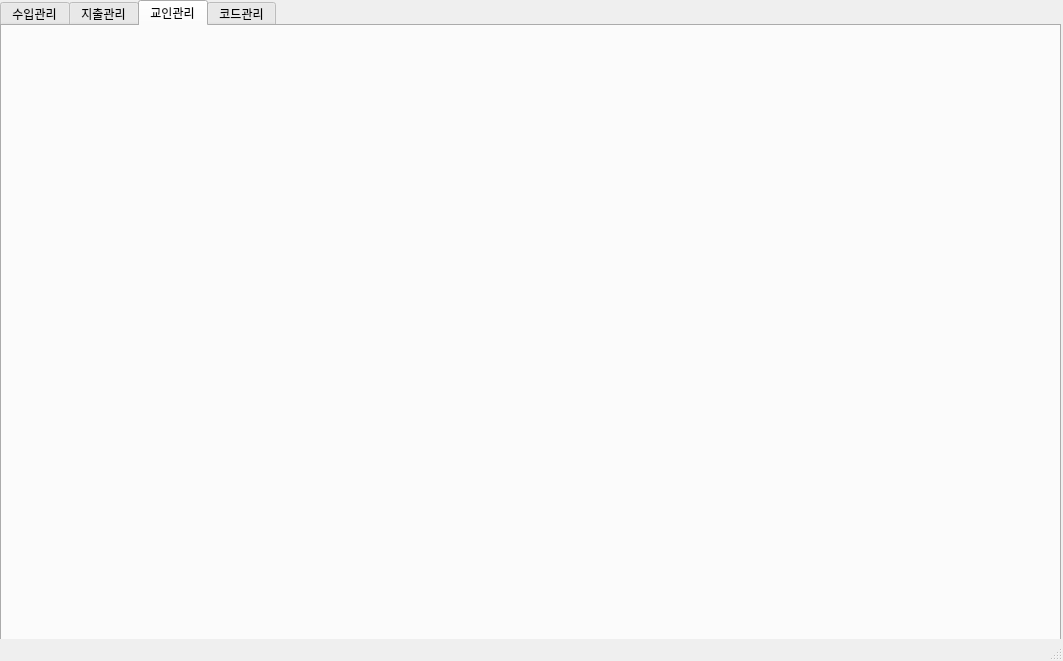
Above: MainWindow.ui from yechan2468/AccountManagementSystem before the change. Below: the same form after it.
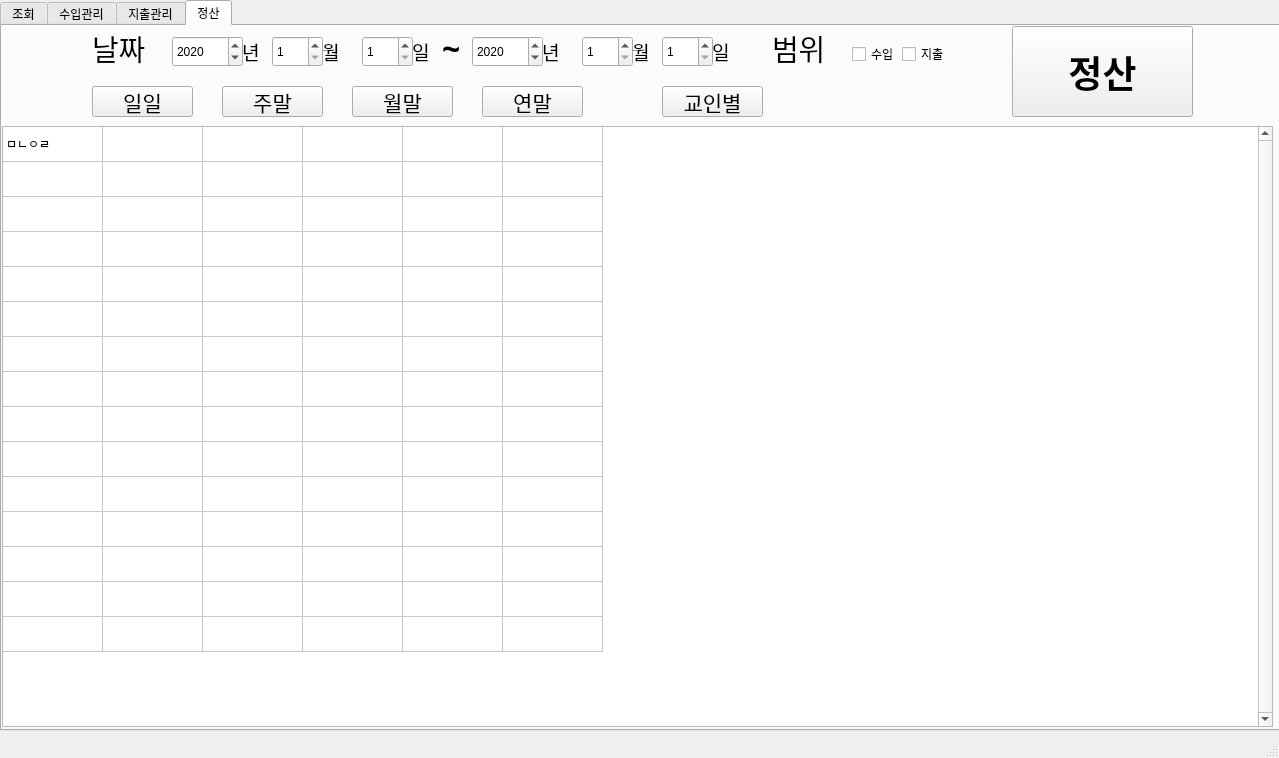
That is the form after the change. The open tabs and pages were chosen to show the change.

The edit to the form file:
```diff
--- a/MainWindow.ui
+++ b/MainWindow.ui
@@ -6,8 +6,8 @@
    <rect>
     <x>0</x>
     <y>0</y>
-    <width>1063</width>
-    <height>661</height>
+    <width>1279</width>
+    <height>758</height>
    </rect>
   </property>
   <property name="windowTitle">
@@ -19,8 +19,8 @@
      <rect>
       <x>0</x>
       <y>0</y>
-      <width>1061</width>
-      <height>641</height>
+      <width>1281</width>
+      <height>731</height>
      </rect>
     </property>
     <layout class="QVBoxLayout" name="verticalLayout">
@@ -41,6 +41,548 @@
          <height>40</height>
         </size>
        </property>
+       <widget class="QWidget" name="tab">
+        <attribute name="title">
+         <string>조회</string>
+        </attribute>
+        <widget class="QTableWidget" name="tableWidget">
+         <property name="geometry">
+          <rect>
+           <x>0</x>
+           <y>100</y>
+           <width>1271</width>
+           <height>601</height>
+          </rect>
+         </property>
+         <property name="verticalScrollBarPolicy">
+          <enum>Qt::ScrollBarAlwaysOn</enum>
+         </property>
+         <property name="rowCount">
+          <number>15</number>
+         </property>
+         <property name="columnCount">
+          <number>6</number>
+         </property>
+         <attribute name="horizontalHeaderVisible">
+          <bool>false</bool>
+         </attribute>
+         <attribute name="horizontalHeaderMinimumSectionSize">
+          <number>100</number>
+         </attribute>
+         <attribute name="verticalHeaderVisible">
+          <bool>false</bool>
+         </attribute>
+         <attribute name="verticalHeaderDefaultSectionSize">
+          <number>35</number>
+         </attribute>
+         <row>
+          <property name="text">
+           <string>1</string>
+          </property>
+         </row>
+         <row>
+          <property name="text">
+           <string>2</string>
+          </property>
+         </row>
+         <row>
+          <property name="text">
+           <string>3</string>
+          </property>
+         </row>
+         <row>
+          <property name="text">
+           <string>4</string>
+          </property>
+         </row>
+         <row>
+          <property name="text">
+           <string>5</string>
+          </property>
+         </row>
+         <row>
+          <property name="text">
+           <string>6</string>
+          </property>
+         </row>
+         <row>
+          <property name="text">
+           <string>7</string>
+          </property>
+         </row>
+         <row>
+          <property name="text">
+           <string>8</string>
+          </property>
+         </row>
+         <row>
+          <property name="text">
+           <string>9</string>
+          </property>
+         </row>
+         <row>
+          <property name="text">
+           <string>10</string>
+          </property>
+         </row>
+         <row>
+          <property name="text">
+           <string>11</string>
+          </property>
+         </row>
+         <row>
+          <property name="text">
+           <string>12</string>
+          </property>
+         </row>
+         <row>
+          <property name="text">
+           <string>13</string>
+          </property>
+         </row>
+         <row>
+          <property name="text">
+           <string>14</string>
+          </property>
+         </row>
+         <row>
+          <property name="text">
+           <string>15</string>
+          </property>
+         </row>
+         <column>
+          <property name="text">
+           <string>날짜</string>
+          </property>
+         </column>
+         <column>
+          <property name="text">
+           <string>이름</string>
+          </property>
+         </column>
+         <column>
+          <property name="text">
+           <string>금액</string>
+          </property>
+         </column>
+         <column>
+          <property name="text">
+           <string>구분</string>
+          </property>
+         </column>
+         <column>
+          <property name="text">
+           <string>상세구분</string>
+          </property>
+         </column>
+         <column>
+          <property name="text">
+           <string>기타</string>
+          </property>
+         </column>
+         <item row="0" column="0">
+          <property name="text">
+           <string>ㅁㄴㅇㄹ</string>
+          </property>
+         </item>
+        </widget>
+        <widget class="QTextEdit" name="textEdit">
+         <property name="geometry">
+          <rect>
+           <x>830</x>
+           <y>10</y>
+           <width>131</width>
+           <height>31</height>
+          </rect>
+         </property>
+        </widget>
+        <widget class="QLabel" name="label_2">
+         <property name="geometry">
+          <rect>
+           <x>760</x>
+           <y>0</y>
+           <width>64</width>
+           <height>45</height>
+          </rect>
+         </property>
+         <property name="font">
+          <font>
+           <family>맑은 고딕</family>
+           <pointsize>22</pointsize>
+           <weight>50</weight>
+           <bold>false</bold>
+          </font>
+         </property>
+         <property name="text">
+          <string>이름</string>
+         </property>
+        </widget>
+        <widget class="QLabel" name="label">
+         <property name="geometry">
+          <rect>
+           <x>440</x>
+           <y>0</y>
+           <width>21</width>
+           <height>45</height>
+          </rect>
+         </property>
+         <property name="font">
+          <font>
+           <family>맑은 고딕</family>
+           <pointsize>24</pointsize>
+           <weight>75</weight>
+           <bold>true</bold>
+          </font>
+         </property>
+         <property name="text">
+          <string>~</string>
+         </property>
+        </widget>
+        <widget class="QLabel" name="label_4">
+         <property name="geometry">
+          <rect>
+           <x>90</x>
+           <y>0</y>
+           <width>71</width>
+           <height>45</height>
+          </rect>
+         </property>
+         <property name="font">
+          <font>
+           <family>맑은 고딕</family>
+           <pointsize>22</pointsize>
+           <weight>50</weight>
+           <bold>false</bold>
+          </font>
+         </property>
+         <property name="text">
+          <string>날짜</string>
+         </property>
+        </widget>
+        <widget class="QLabel" name="label_3">
+         <property name="geometry">
+          <rect>
+           <x>90</x>
+           <y>50</y>
+           <width>64</width>
+           <height>45</height>
+          </rect>
+         </property>
+         <property name="font">
+          <font>
+           <family>맑은 고딕</family>
+           <pointsize>22</pointsize>
+           <weight>50</weight>
+           <bold>false</bold>
+          </font>
+         </property>
+         <property name="text">
+          <string>구분</string>
+         </property>
+        </widget>
+        <widget class="QLabel" name="label_5">
+         <property name="geometry">
+          <rect>
+           <x>470</x>
+           <y>50</y>
+           <width>101</width>
+           <height>45</height>
+          </rect>
+         </property>
+         <property name="font">
+          <font>
+           <family>맑은 고딕</family>
+           <pointsize>18</pointsize>
+           <weight>50</weight>
+           <bold>false</bold>
+          </font>
+         </property>
+         <property name="text">
+          <string>상세구분</string>
+         </property>
+        </widget>
+        <widget class="QComboBox" name="comboBox">
+         <property name="geometry">
+          <rect>
+           <x>170</x>
+           <y>60</y>
+           <width>281</width>
+           <height>31</height>
+          </rect>
+         </property>
+        </widget>
+        <widget class="QComboBox" name="comboBox_2">
+         <property name="geometry">
+          <rect>
+           <x>580</x>
+           <y>60</y>
+           <width>381</width>
+           <height>31</height>
+          </rect>
+         </property>
+        </widget>
+        <widget class="QPushButton" name="pushButton">
+         <property name="geometry">
+          <rect>
+           <x>1010</x>
+           <y>0</y>
+           <width>181</width>
+           <height>91</height>
+          </rect>
+         </property>
+         <property name="font">
+          <font>
+           <family>맑은 고딕</family>
+           <pointsize>28</pointsize>
+           <weight>75</weight>
+           <bold>true</bold>
+          </font>
+         </property>
+         <property name="text">
+          <string>조회</string>
+         </property>
+        </widget>
+        <widget class="QLabel" name="label_49">
+         <property name="geometry">
+          <rect>
+           <x>240</x>
+           <y>10</y>
+           <width>21</width>
+           <height>31</height>
+          </rect>
+         </property>
+         <property name="font">
+          <font>
+           <family>맑은 고딕</family>
+           <pointsize>14</pointsize>
+           <weight>50</weight>
+           <bold>false</bold>
+          </font>
+         </property>
+         <property name="text">
+          <string>년</string>
+         </property>
+        </widget>
+        <widget class="QSpinBox" name="spinBox_13">
+         <property name="geometry">
+          <rect>
+           <x>360</x>
+           <y>10</y>
+           <width>41</width>
+           <height>31</height>
+          </rect>
+         </property>
+         <property name="minimum">
+          <number>1</number>
+         </property>
+         <property name="maximum">
+          <number>31</number>
+         </property>
+         <property name="value">
+          <number>1</number>
+         </property>
+        </widget>
+        <widget class="QSpinBox" name="spinBox_14">
+         <property name="geometry">
+          <rect>
+           <x>170</x>
+           <y>10</y>
+           <width>61</width>
+           <height>31</height>
+          </rect>
+         </property>
+         <property name="minimum">
+          <number>2000</number>
+         </property>
+         <property name="maximum">
+          <number>2100</number>
+         </property>
+         <property name="value">
+          <number>2020</number>
+         </property>
+        </widget>
+        <widget class="QSpinBox" name="spinBox_15">
+         <property name="geometry">
+          <rect>
+           <x>270</x>
+           <y>10</y>
+           <width>41</width>
+           <height>31</height>
+          </rect>
+         </property>
+         <property name="minimum">
+          <number>1</number>
+         </property>
+         <property name="maximum">
+          <number>12</number>
+         </property>
+         <property name="value">
+          <number>1</number>
+         </property>
+        </widget>
+        <widget class="QLabel" name="label_50">
+         <property name="geometry">
+          <rect>
+           <x>320</x>
+           <y>10</y>
+           <width>21</width>
+           <height>31</height>
+          </rect>
+         </property>
+         <property name="font">
+          <font>
+           <family>맑은 고딕</family>
+           <pointsize>14</pointsize>
+           <weight>50</weight>
+           <bold>false</bold>
+          </font>
+         </property>
+         <property name="text">
+          <string>월</string>
+         </property>
+        </widget>
+        <widget class="QLabel" name="label_51">
+         <property name="geometry">
+          <rect>
+           <x>410</x>
+           <y>10</y>
+           <width>21</width>
+           <height>31</height>
+          </rect>
+         </property>
+         <property name="font">
+          <font>
+           <family>맑은 고딕</family>
+           <pointsize>14</pointsize>
+           <weight>50</weight>
+           <bold>false</bold>
+          </font>
+         </property>
+         <property name="text">
+          <string>일</string>
+         </property>
+        </widget>
+        <widget class="QLabel" name="label_52">
+         <property name="geometry">
+          <rect>
+           <x>540</x>
+           <y>10</y>
+           <width>21</width>
+           <height>31</height>
+          </rect>
+         </property>
+         <property name="font">
+          <font>
+           <family>맑은 고딕</family>
+           <pointsize>14</pointsize>
+           <weight>50</weight>
+           <bold>false</bold>
+          </font>
+         </property>
+         <property name="text">
+          <string>년</string>
+         </property>
+        </widget>
+        <widget class="QSpinBox" name="spinBox_16">
+         <property name="geometry">
+          <rect>
+           <x>660</x>
+           <y>10</y>
+           <width>41</width>
+           <height>31</height>
+          </rect>
+         </property>
+         <property name="minimum">
+          <number>1</number>
+         </property>
+         <property name="maximum">
+          <number>31</number>
+         </property>
+         <property name="value">
+          <number>1</number>
+         </property>
+        </widget>
+        <widget class="QSpinBox" name="spinBox_17">
+         <property name="geometry">
+          <rect>
+           <x>470</x>
+           <y>10</y>
+           <width>61</width>
+           <height>31</height>
+          </rect>
+         </property>
+         <property name="minimum">
+          <number>2000</number>
+         </property>
+         <property name="maximum">
+          <number>2100</number>
+         </property>
+         <property name="value">
+          <number>2020</number>
+         </property>
+        </widget>
+        <widget class="QSpinBox" name="spinBox_18">
+         <property name="geometry">
+          <rect>
+           <x>580</x>
+           <y>10</y>
+           <width>41</width>
+           <height>31</height>
+          </rect>
+         </property>
+         <property name="minimum">
+          <number>1</number>
+         </property>
+         <property name="maximum">
+          <number>12</number>
+         </property>
+         <property name="value">
+          <number>1</number>
+         </property>
+        </widget>
+        <widget class="QLabel" name="label_53">
+         <property name="geometry">
+          <rect>
+           <x>630</x>
+           <y>10</y>
+           <width>21</width>
+           <height>31</height>
+          </rect>
+         </property>
+         <property name="font">
+          <font>
+           <family>맑은 고딕</family>
+           <pointsize>14</pointsize>
+           <weight>50</weight>
+           <bold>false</bold>
+          </font>
+         </property>
+         <property name="text">
+          <string>월</string>
+         </property>
+        </widget>
+        <widget class="QLabel" name="label_54">
+         <property name="geometry">
+          <rect>
+           <x>710</x>
+           <y>10</y>
+           <width>21</width>
+           <height>31</height>
+          </rect>
+         </property>
+         <property name="font">
+          <font>
+           <family>맑은 고딕</family>
+           <pointsize>14</pointsize>
+           <weight>50</weight>
+           <bold>false</bold>
+          </font>
+         </property>
+         <property name="text">
+          <string>일</string>
+         </property>
+        </widget>
+       </widget>
        <widget class="QWidget" name="tapREVENUE">
         <attribute name="title">
          <string>수입관리</string>
@@ -53,13 +595,604 @@
        </widget>
        <widget class="QWidget" name="tabUSER">
         <attribute name="title">
-         <string>교인관리</string>
+         <string>정산</string>
         </attribute>
-       </widget>
-       <widget class="QWidget" name="tabCODE">
-        <attribute name="title">
-         <string>코드관리</string>
-        </attribute>
+        <widget class="QPushButton" name="pushButton_4">
+         <property name="geometry">
+          <rect>
+           <x>1010</x>
+           <y>0</y>
+           <width>181</width>
+           <height>91</height>
+          </rect>
+         </property>
+         <property name="font">
+          <font>
+           <family>맑은 고딕</family>
+           <pointsize>28</pointsize>
+           <weight>75</weight>
+           <bold>true</bold>
+          </font>
+         </property>
+         <property name="text">
+          <string>정산</string>
+         </property>
+        </widget>
+        <widget class="QPushButton" name="pushButton_5">
+         <property name="geometry">
+          <rect>
+           <x>90</x>
+           <y>60</y>
+           <width>101</width>
+           <height>31</height>
+          </rect>
+         </property>
+         <property name="font">
+          <font>
+           <family>맑은 고딕</family>
+           <pointsize>16</pointsize>
+           <weight>50</weight>
+           <bold>false</bold>
+          </font>
+         </property>
+         <property name="text">
+          <string>일일</string>
+         </property>
+        </widget>
+        <widget class="QPushButton" name="pushButton_6">
+         <property name="geometry">
+          <rect>
+           <x>220</x>
+           <y>60</y>
+           <width>101</width>
+           <height>31</height>
+          </rect>
+         </property>
+         <property name="font">
+          <font>
+           <family>맑은 고딕</family>
+           <pointsize>16</pointsize>
+           <weight>50</weight>
+           <bold>false</bold>
+          </font>
+         </property>
+         <property name="text">
+          <string>주말</string>
+         </property>
+        </widget>
+        <widget class="QPushButton" name="pushButton_7">
+         <property name="geometry">
+          <rect>
+           <x>350</x>
+           <y>60</y>
+           <width>101</width>
+           <height>31</height>
+          </rect>
+         </property>
+         <property name="font">
+          <font>
+           <family>맑은 고딕</family>
+           <pointsize>16</pointsize>
+           <weight>50</weight>
+           <bold>false</bold>
+          </font>
+         </property>
+         <property name="text">
+          <string>월말</string>
+         </property>
+        </widget>
+        <widget class="QPushButton" name="pushButton_8">
+         <property name="geometry">
+          <rect>
+           <x>660</x>
+           <y>60</y>
+           <width>101</width>
+           <height>31</height>
+          </rect>
+         </property>
+         <property name="font">
+          <font>
+           <family>맑은 고딕</family>
+           <pointsize>16</pointsize>
+           <weight>50</weight>
+           <bold>false</bold>
+          </font>
+         </property>
+         <property name="text">
+          <string>교인별</string>
+         </property>
+        </widget>
+        <widget class="QCheckBox" name="checkBox">
+         <property name="geometry">
+          <rect>
+           <x>850</x>
+           <y>20</y>
+           <width>81</width>
+           <height>16</height>
+          </rect>
+         </property>
+         <property name="text">
+          <string>수입</string>
+         </property>
+        </widget>
+        <widget class="QCheckBox" name="checkBox_2">
+         <property name="geometry">
+          <rect>
+           <x>900</x>
+           <y>20</y>
+           <width>81</width>
+           <height>16</height>
+          </rect>
+         </property>
+         <property name="text">
+          <string>지출</string>
+         </property>
+        </widget>
+        <widget class="QLabel" name="label_18">
+         <property name="geometry">
+          <rect>
+           <x>770</x>
+           <y>0</y>
+           <width>71</width>
+           <height>45</height>
+          </rect>
+         </property>
+         <property name="font">
+          <font>
+           <family>맑은 고딕</family>
+           <pointsize>22</pointsize>
+           <weight>50</weight>
+           <bold>false</bold>
+          </font>
+         </property>
+         <property name="text">
+          <string>범위</string>
+         </property>
+        </widget>
+        <widget class="QPushButton" name="pushButton_9">
+         <property name="geometry">
+          <rect>
+           <x>480</x>
+           <y>60</y>
+           <width>101</width>
+           <height>31</height>
+          </rect>
+         </property>
+         <property name="font">
+          <font>
+           <family>맑은 고딕</family>
+           <pointsize>16</pointsize>
+           <weight>50</weight>
+           <bold>false</bold>
+          </font>
+         </property>
+         <property name="text">
+          <string>연말</string>
+         </property>
+        </widget>
+        <widget class="QTableWidget" name="tableWidget_4">
+         <property name="geometry">
+          <rect>
+           <x>0</x>
+           <y>100</y>
+           <width>1271</width>
+           <height>601</height>
+          </rect>
+         </property>
+         <property name="verticalScrollBarPolicy">
+          <enum>Qt::ScrollBarAlwaysOn</enum>
+         </property>
+         <property name="rowCount">
+          <number>15</number>
+         </property>
+         <property name="columnCount">
+          <number>6</number>
+         </property>
+         <attribute name="horizontalHeaderVisible">
+          <bool>false</bool>
+         </attribute>
+         <attribute name="horizontalHeaderMinimumSectionSize">
+          <number>100</number>
+         </attribute>
+         <attribute name="verticalHeaderVisible">
+          <bool>false</bool>
+         </attribute>
+         <attribute name="verticalHeaderDefaultSectionSize">
+          <number>35</number>
+         </attribute>
+         <row>
+          <property name="text">
+           <string>1</string>
+          </property>
+         </row>
+         <row>
+          <property name="text">
+           <string>2</string>
+          </property>
+         </row>
+         <row>
+          <property name="text">
+           <string>3</string>
+          </property>
+         </row>
+         <row>
+          <property name="text">
+           <string>4</string>
+          </property>
+         </row>
+         <row>
+          <property name="text">
+           <string>5</string>
+          </property>
+         </row>
+         <row>
+          <property name="text">
+           <string>6</string>
+          </property>
+         </row>
+         <row>
+          <property name="text">
+           <string>7</string>
+          </property>
+         </row>
+         <row>
+          <property name="text">
+           <string>8</string>
+          </property>
+         </row>
+         <row>
+          <property name="text">
+           <string>9</string>
+          </property>
+         </row>
+         <row>
+          <property name="text">
+           <string>10</string>
+          </property>
+         </row>
+         <row>
+          <property name="text">
+           <string>11</string>
+          </property>
+         </row>
+         <row>
+          <property name="text">
+           <string>12</string>
+          </property>
+         </row>
+         <row>
+          <property name="text">
+           <string>13</string>
+          </property>
+         </row>
+         <row>
+          <property name="text">
+           <string>14</string>
+          </property>
+         </row>
+         <row>
+          <property name="text">
+           <string>15</string>
+          </property>
+         </row>
+         <column>
+          <property name="text">
+           <string>날짜</string>
+          </property>
+         </column>
+         <column>
+          <property name="text">
+           <string>이름</string>
+          </property>
+         </column>
+         <column>
+          <property name="text">
+           <string>금액</string>
+          </property>
+         </column>
+         <column>
+          <property name="text">
+           <string>구분</string>
+          </property>
+         </column>
+         <column>
+          <property name="text">
+           <string>상세구분</string>
+          </property>
+         </column>
+         <column>
+          <property name="text">
+           <string>기타</string>
+          </property>
+         </column>
+         <item row="0" column="0">
+          <property name="text">
+           <string>ㅁㄴㅇㄹ</string>
+          </property>
+         </item>
+        </widget>
+        <widget class="QLabel" name="label_55">
+         <property name="geometry">
+          <rect>
+           <x>410</x>
+           <y>10</y>
+           <width>21</width>
+           <height>31</height>
+          </rect>
+         </property>
+         <property name="font">
+          <font>
+           <family>맑은 고딕</family>
+           <pointsize>14</pointsize>
+           <weight>50</weight>
+           <bold>false</bold>
+          </font>
+         </property>
+         <property name="text">
+          <string>일</string>
+         </property>
+        </widget>
+        <widget class="QSpinBox" name="spinBox_19">
+         <property name="geometry">
+          <rect>
+           <x>580</x>
+           <y>10</y>
+           <width>51</width>
+           <height>31</height>
+          </rect>
+         </property>
+         <property name="minimum">
+          <number>1</number>
+         </property>
+         <property name="maximum">
+          <number>12</number>
+         </property>
+         <property name="value">
+          <number>1</number>
+         </property>
+        </widget>
+        <widget class="QLabel" name="label_56">
+         <property name="geometry">
+          <rect>
+           <x>710</x>
+           <y>10</y>
+           <width>21</width>
+           <height>31</height>
+          </rect>
+         </property>
+         <property name="font">
+          <font>
+           <family>맑은 고딕</family>
+           <pointsize>14</pointsize>
+           <weight>50</weight>
+           <bold>false</bold>
+          </font>
+         </property>
+         <property name="text">
+          <string>일</string>
+         </property>
+        </widget>
+        <widget class="QSpinBox" name="spinBox_20">
+         <property name="geometry">
+          <rect>
+           <x>170</x>
+           <y>10</y>
+           <width>71</width>
+           <height>31</height>
+          </rect>
+         </property>
+         <property name="minimum">
+          <number>2000</number>
+         </property>
+         <property name="maximum">
+          <number>2100</number>
+         </property>
+         <property name="value">
+          <number>2020</number>
+         </property>
+        </widget>
+        <widget class="QLabel" name="label_16">
+         <property name="geometry">
+          <rect>
+           <x>440</x>
+           <y>0</y>
+           <width>21</width>
+           <height>45</height>
+          </rect>
+         </property>
+         <property name="font">
+          <font>
+           <family>맑은 고딕</family>
+           <pointsize>24</pointsize>
+           <weight>75</weight>
+           <bold>true</bold>
+          </font>
+         </property>
+         <property name="text">
+          <string>~</string>
+         </property>
+        </widget>
+        <widget class="QSpinBox" name="spinBox_21">
+         <property name="geometry">
+          <rect>
+           <x>270</x>
+           <y>10</y>
+           <width>51</width>
+           <height>31</height>
+          </rect>
+         </property>
+         <property name="minimum">
+          <number>1</number>
+         </property>
+         <property name="maximum">
+          <number>12</number>
+         </property>
+         <property name="value">
+          <number>1</number>
+         </property>
+        </widget>
+        <widget class="QSpinBox" name="spinBox_22">
+         <property name="geometry">
+          <rect>
+           <x>360</x>
+           <y>10</y>
+           <width>51</width>
+           <height>31</height>
+          </rect>
+         </property>
+         <property name="minimum">
+          <number>1</number>
+         </property>
+         <property name="maximum">
+          <number>31</number>
+         </property>
+         <property name="value">
+          <number>1</number>
+         </property>
+        </widget>
+        <widget class="QSpinBox" name="spinBox_23">
+         <property name="geometry">
+          <rect>
+           <x>660</x>
+           <y>10</y>
+           <width>51</width>
+           <height>31</height>
+          </rect>
+         </property>
+         <property name="minimum">
+          <number>1</number>
+         </property>
+         <property name="maximum">
+          <number>31</number>
+         </property>
+         <property name="value">
+          <number>1</number>
+         </property>
+        </widget>
+        <widget class="QLabel" name="label_57">
+         <property name="geometry">
+          <rect>
+           <x>320</x>
+           <y>10</y>
+           <width>21</width>
+           <height>31</height>
+          </rect>
+         </property>
+         <property name="font">
+          <font>
+           <family>맑은 고딕</family>
+           <pointsize>14</pointsize>
+           <weight>50</weight>
+           <bold>false</bold>
+          </font>
+         </property>
+         <property name="text">
+          <string>월</string>
+         </property>
+        </widget>
+        <widget class="QLabel" name="label_58">
+         <property name="geometry">
+          <rect>
+           <x>540</x>
+           <y>10</y>
+           <width>21</width>
+           <height>31</height>
+          </rect>
+         </property>
+         <property name="font">
+          <font>
+           <family>맑은 고딕</family>
+           <pointsize>14</pointsize>
+           <weight>50</weight>
+           <bold>false</bold>
+          </font>
+         </property>
+         <property name="text">
+          <string>년</string>
+         </property>
+        </widget>
+        <widget class="QLabel" name="label_59">
+         <property name="geometry">
+          <rect>
+           <x>630</x>
+           <y>10</y>
+           <width>21</width>
+           <height>31</height>
+          </rect>
+         </property>
+         <property name="font">
+          <font>
+           <family>맑은 고딕</family>
+           <pointsize>14</pointsize>
+           <weight>50</weight>
+           <bold>false</bold>
+          </font>
+         </property>
+         <property name="text">
+          <string>월</string>
+         </property>
+        </widget>
+        <widget class="QLabel" name="label_17">
+         <property name="geometry">
+          <rect>
+           <x>90</x>
+           <y>0</y>
+           <width>71</width>
+           <height>45</height>
+          </rect>
+         </property>
+         <property name="font">
+          <font>
+           <family>맑은 고딕</family>
+           <pointsize>22</pointsize>
+           <weight>50</weight>
+           <bold>false</bold>
+          </font>
+         </property>
+         <property name="text">
+          <string>날짜</string>
+         </property>
+        </widget>
+        <widget class="QLabel" name="label_60">
+         <property name="geometry">
+          <rect>
+           <x>240</x>
+           <y>10</y>
+           <width>21</width>
+           <height>31</height>
+          </rect>
+         </property>
+         <property name="font">
+          <font>
+           <family>맑은 고딕</family>
+           <pointsize>14</pointsize>
+           <weight>50</weight>
+           <bold>false</bold>
+          </font>
+         </property>
+         <property name="text">
+          <string>년</string>
+         </property>
+        </widget>
+        <widget class="QSpinBox" name="spinBox_24">
+         <property name="geometry">
+          <rect>
+           <x>470</x>
+           <y>10</y>
+           <width>71</width>
+           <height>31</height>
+          </rect>
+         </property>
+         <property name="minimum">
+          <number>2000</number>
+         </property>
+         <property name="maximum">
+          <number>2100</number>
+         </property>
+         <property name="value">
+          <number>2020</number>
+         </property>
+        </widget>
        </widget>
       </widget>
      </item>
```
Left out of the diff: 858 changed lines with no effect on the pictures.
